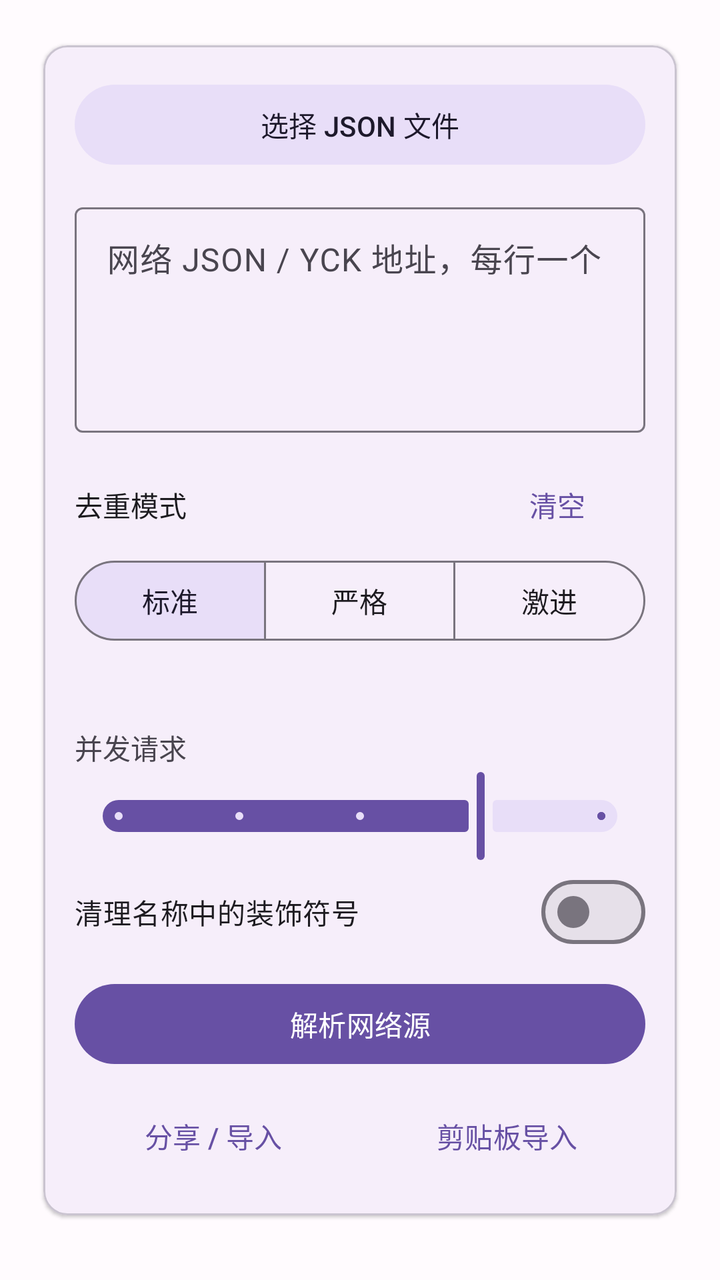
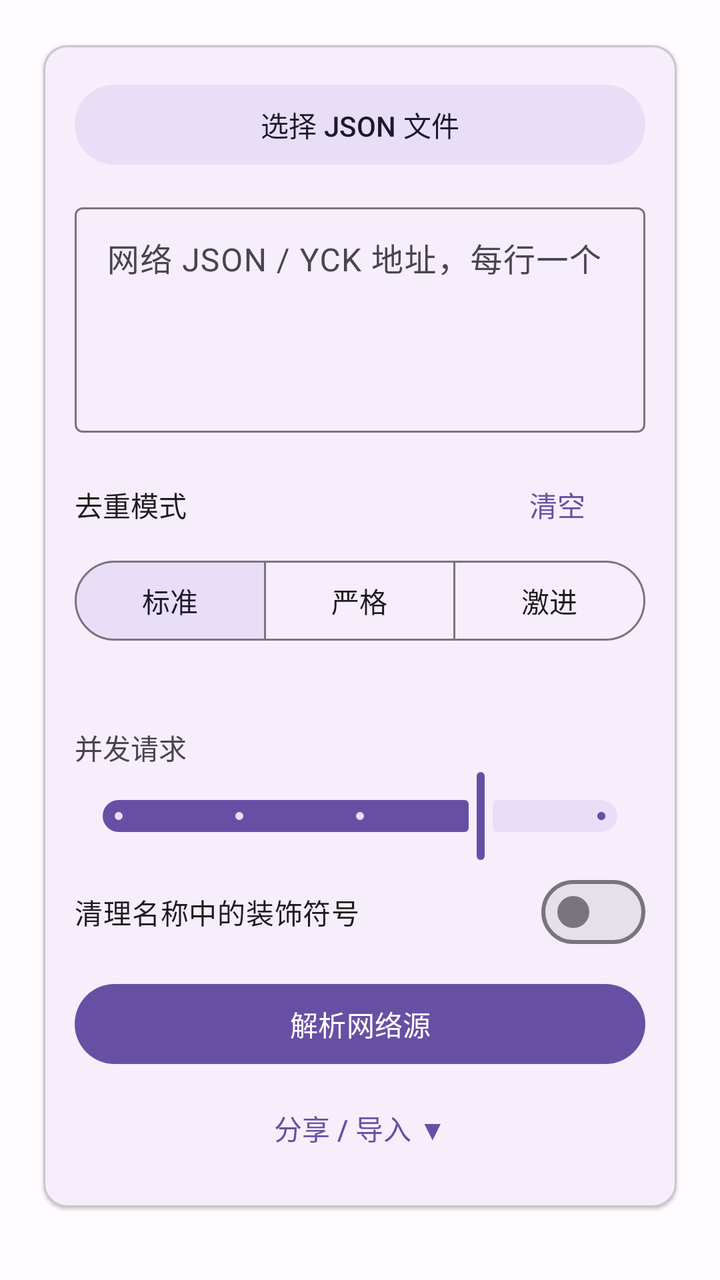

Before-and-after screenshots of an Android layout around one commit, followed by the original layout XML and the change that was made.
<!-- AndroidManifest.xml: application theme Theme.YueduDedupe -->
<!-- res/layout/page_dedupe.xml -->
<?xml version="1.0" encoding="utf-8"?>
<androidx.core.widget.NestedScrollView xmlns:android="http://schemas.android.com/apk/res/android"
    xmlns:app="http://schemas.android.com/apk/res-auto"
    android:layout_width="match_parent"
    android:layout_height="match_parent"
    android:fillViewport="true">

    <LinearLayout
        android:layout_width="match_parent"
        android:layout_height="wrap_content"
        android:orientation="vertical"
        android:padding="16dp">

        <com.google.android.material.card.MaterialCardView
            android:layout_width="match_parent"
            android:layout_height="wrap_content"
            app:cardElevation="1dp"
            app:cardUseCompatPadding="true">

            <LinearLayout
                android:layout_width="match_parent"
                android:layout_height="wrap_content"
                android:orientation="vertical"
                android:padding="16dp">

                <com.google.android.material.button.MaterialButton
                    android:id="@+id/btnChooseJson"
                    style="@style/Widget.Material3.Button.TonalButton"
                    android:layout_width="match_parent"
                    android:layout_height="wrap_content"
                    android:text="@string/choose_json" />

                <TextView
                    android:id="@+id/tvLocalStatus"
                    android:layout_width="match_parent"
                    android:layout_height="wrap_content"
                    android:layout_marginTop="8dp"
                    android:textColor="@color/md_theme_success"
                    android:visibility="gone" />

                <com.google.android.material.button.MaterialButton
                    android:id="@+id/btnUrlHistory"
                    style="@style/Widget.Material3.Button.TextButton"
                    android:layout_width="wrap_content"
                    android:layout_height="wrap_content"
                    android:layout_gravity="end"
                    android:layout_marginTop="4dp"
                    android:text="历史地址"
                    android:visibility="gone" />

                <com.google.android.material.textfield.TextInputLayout
                    android:layout_width="match_parent"
                    android:layout_height="wrap_content"
                    android:layout_marginTop="12dp"
                    android:hint="网络 JSON / YCK 地址，每行一个">

                    <com.google.android.material.textfield.TextInputEditText
                        android:id="@+id/etUrls"
                        android:layout_width="match_parent"
                        android:layout_height="wrap_content"
                        android:gravity="top"
                        android:minLines="4"
                        android:inputType="textMultiLine" />
                </com.google.android.material.textfield.TextInputLayout>

                <LinearLayout
                    android:layout_width="match_parent"
                    android:layout_height="wrap_content"
                    android:layout_marginTop="12dp"
                    android:gravity="center_vertical"
                    android:orientation="horizontal">

                    <TextView
                        android:layout_width="0dp"
                        android:layout_height="wrap_content"
                        android:layout_weight="1"
                        android:text="去重模式"
                        android:textColor="@color/md_theme_on_surface" />

                    <com.google.android.material.button.MaterialButton
                        android:id="@+id/btnClear"
                        style="@style/Widget.Material3.Button.TextButton"
                        android:layout_width="wrap_content"
                        android:layout_height="wrap_content"
                        android:text="@string/clear_all" />
                </LinearLayout>

                <com.google.android.material.button.MaterialButtonToggleGroup
                    android:id="@+id/modeGroup"
                    android:layout_width="match_parent"
                    android:layout_height="wrap_content"
                    app:checkedButton="@+id/modeStandard"
                    app:selectionRequired="true"
                    app:singleSelection="true">

                    <com.google.android.material.button.MaterialButton
                        android:id="@+id/modeStandard"
                        style="@style/Widget.Material3.Button.OutlinedButton"
                        android:layout_width="0dp"
                        android:layout_height="wrap_content"
                        android:layout_weight="1"
                        android:text="标准" />

                    <com.google.android.material.button.MaterialButton
                        android:id="@+id/modeStrict"
                        style="@style/Widget.Material3.Button.OutlinedButton"
                        android:layout_width="0dp"
                        android:layout_height="wrap_content"
                        android:layout_weight="1"
                        android:text="严格" />

                    <com.google.android.material.button.MaterialButton
                        android:id="@+id/modeAggressive"
                        style="@style/Widget.Material3.Button.OutlinedButton"
                        android:layout_width="0dp"
                        android:layout_height="wrap_content"
                        android:layout_weight="1"
                        android:text="激进" />
                </com.google.android.material.button.MaterialButtonToggleGroup>

                <TextView
                    android:id="@+id/tvModeDesc"
                    android:layout_width="match_parent"
                    android:layout_height="wrap_content"
                    android:layout_marginTop="8dp"
                    android:textColor="@color/md_theme_outline" />

                <TextView
                    android:layout_width="match_parent"
                    android:layout_height="wrap_content"
                    android:layout_marginTop="12dp"
                    android:text="并发请求" />

                <com.google.android.material.slider.Slider
                    android:id="@+id/sliderConcurrency"
                    android:layout_width="match_parent"
                    android:layout_height="wrap_content"
                    android:valueFrom="1"
                    android:valueTo="5"
                    android:stepSize="1"
                    android:value="4" />

                <com.google.android.material.materialswitch.MaterialSwitch
                    android:id="@+id/switchCleanNames"
                    android:layout_width="match_parent"
                    android:layout_height="wrap_content"
                    android:text="清理名称中的装饰符号" />

                <com.google.android.material.button.MaterialButton
                    android:id="@+id/btnParse"
                    android:layout_width="match_parent"
                    android:layout_height="wrap_content"
                    android:layout_marginTop="8dp"
                    android:text="@string/parse_network" />

                <LinearLayout
                    android:id="@+id/rowShareImport"
                    android:layout_width="match_parent"
                    android:layout_height="wrap_content"
                    android:layout_marginTop="8dp"
                    android:orientation="horizontal">

                    <com.google.android.material.button.MaterialButton
                        android:id="@+id/btnShare"
                        style="@style/Widget.Material3.Button.TextButton"
                        android:layout_width="0dp"
                        android:layout_height="wrap_content"
                        android:layout_weight="1"
                        android:layout_marginEnd="4dp"
                        android:text="分享 / 导入" />

                    <com.google.android.material.button.MaterialButton
                        android:id="@+id/btnPasteImport"
                        style="@style/Widget.Material3.Button.TextButton"
                        android:layout_width="0dp"
                        android:layout_height="wrap_content"
                        android:layout_weight="1"
                        android:layout_marginStart="4dp"
                        android:text="剪贴板导入" />
                </LinearLayout>
            </LinearLayout>
        </com.google.android.material.card.MaterialCardView>

        <com.google.android.material.card.MaterialCardView
            android:id="@+id/cardRunning"
            android:layout_width="match_parent"
            android:layout_height="wrap_content"
            android:visibility="gone"
            app:cardUseCompatPadding="true">

            <LinearLayout
                android:layout_width="match_parent"
                android:layout_height="wrap_content"
                android:orientation="vertical"
                android:padding="16dp">

                <TextView
                    android:id="@+id/tvProgress"
                    android:layout_width="match_parent"
                    android:layout_height="wrap_content"
                    android:text="等待开始" />

                <com.google.android.material.progressindicator.LinearProgressIndicator
                    android:id="@+id/progressBar"
                    android:layout_width="match_parent"
                    android:layout_height="wrap_content"
                    android:layout_marginTop="8dp"
                    android:indeterminate="false"
                    app:trackThickness="6dp" />

                <TextView
                    android:id="@+id/tvStatus"
                    android:layout_width="match_parent"
                    android:layout_height="wrap_content"
                    android:layout_marginTop="8dp"
                    android:textColor="@color/md_theme_outline" />

                <com.google.android.material.button.MaterialButton
                    android:id="@+id/btnStop"
                    style="@style/Widget.Material3.Button.OutlinedButton"
                    android:layout_width="match_parent"
                    android:layout_height="wrap_content"
                    android:layout_marginTop="8dp"
                    android:text="停止" />
            </LinearLayout>
        </com.google.android.material.card.MaterialCardView>

        <com.google.android.material.card.MaterialCardView
            android:id="@+id/cardResult"
            android:layout_width="match_parent"
            android:layout_height="wrap_content"
            android:visibility="gone"
            app:cardUseCompatPadding="true">

            <LinearLayout
                android:layout_width="match_parent"
                android:layout_height="wrap_content"
                android:orientation="vertical"
                android:padding="16dp">

                <TextView
                    android:id="@+id/tvStats"
                    android:layout_width="match_parent"
                    android:layout_height="wrap_content"
                    android:fontFamily="sans-serif-medium"
                    android:textColor="@color/ledger_ink"
                    android:textSize="16sp" />

                <LinearLayout
                    android:id="@+id/rowDedupeTiles"
                    android:layout_width="match_parent"
                    android:layout_height="wrap_content"
                    android:layout_marginTop="10dp"
                    android:orientation="horizontal">

                    <include
                        android:id="@+id/tileOriginal"
                        layout="@layout/item_stat_tile"
                        android:layout_width="0dp"
                        android:layout_height="wrap_content"
                        android:layout_margin="4dp"
                        android:layout_weight="1" />

                    <include
                        android:id="@+id/tileDup"
                        layout="@layout/item_stat_tile"
                        android:layout_width="0dp"
                        android:layout_height="wrap_content"
                        android:layout_margin="4dp"
                        android:layout_weight="1" />

                    <include
                        android:id="@+id/tileKept"
                        layout="@layout/item_stat_tile"
                        android:layout_width="0dp"
                        android:layout_height="wrap_content"
                        android:layout_margin="4dp"
                        android:layout_weight="1" />

                    <include
                        android:id="@+id/tileBad"
                        layout="@layout/item_stat_tile"
                        android:layout_width="0dp"
                        android:layout_height="wrap_content"
                        android:layout_margin="4dp"
                        android:layout_weight="1" />
                </LinearLayout>

                <TextView
                    android:id="@+id/tvCheckStats"
                    android:layout_width="match_parent"
                    android:layout_height="wrap_content"
                    android:layout_marginTop="12dp"
                    android:fontFamily="sans-serif-medium"
                    android:text="@string/check_result_title"
                    android:textColor="@color/ledger_ink"
                    android:textSize="13sp"
                    android:visibility="gone" />

                <com.google.android.material.textfield.TextInputLayout
                    android:id="@+id/tilCheckSearch"
                    style="@style/Widget.Material3.TextInputLayout.FilledBox"
                    android:layout_width="match_parent"
                    android:layout_height="wrap_content"
                    android:layout_marginTop="8dp"
                    android:hint="搜索名称或URL"
                    android:visibility="gone"
                    app:boxBackgroundMode="filled"
                    app:endIconMode="clear_text">

                    <com.google.android.material.textfield.TextInputEditText
                        android:id="@+id/etCheckSearch"
                        android:layout_width="match_parent"
                        android:layout_height="wrap_content"
                        android:importantForAutofill="no"
                        android:inputType="text"
                        android:maxLines="1" />
                </com.google.android.material.textfield.TextInputLayout>

                <LinearLayout
                    android:id="@+id/rowCheckTiles"
                    android:layout_width="match_parent"
                    android:layout_height="wrap_content"
                    android:layout_marginTop="4dp"
                    android:orientation="horizontal"
                    android:visibility="gone">

                    <include
                        android:id="@+id/tileOk"
                        layout="@layout/item_stat_tile"
                        android:layout_width="0dp"
                        android:layout_height="wrap_content"
                        android:layout_margin="4dp"
                        android:layout_weight="1" />

                    <include
                        android:id="@+id/tileFail"
                        layout="@layout/item_stat_tile"
                        android:layout_width="0dp"
                        android:layout_height="wrap_content"
                        android:layout_margin="4dp"
                        android:layout_weight="1" />

                    <include
                        android:id="@+id/tileTimeout"
                        layout="@layout/item_stat_tile"
                        android:layout_width="0dp"
                        android:layout_height="wrap_content"
                        android:layout_margin="4dp"
                        android:layout_weight="1" />
                </LinearLayout>

                <TextView
                    android:id="@+id/tvFailReasons"
                    android:layout_width="match_parent"
                    android:layout_height="wrap_content"
                    android:layout_marginTop="8dp"
                    android:textColor="@color/md_theme_error"
                    android:textSize="13sp"
                    android:visibility="gone" />

                <com.google.android.material.button.MaterialButton
                    android:id="@+id/btnCheckDetail"
                    style="@style/Widget.Material3.Button.TextButton"
                    android:layout_width="match_parent"
                    android:layout_height="wrap_content"
                    android:layout_marginTop="4dp"
                    android:text="校验明细"
                    android:visibility="gone" />

                <LinearLayout
                    android:id="@+id/boxKindExport"
                    android:layout_width="match_parent"
                    android:layout_height="wrap_content"
                    android:layout_marginTop="8dp"
                    android:orientation="vertical"
                    android:visibility="gone">

                    <TextView
                        android:layout_width="match_parent"
                        android:layout_height="wrap_content"
                        android:layout_marginTop="8dp"
                        android:fontFamily="sans-serif-medium"
                        android:text="@string/export_kinds"
                        android:textColor="@color/ledger_ink"
                        android:textSize="13sp" />

                    <include
                        android:id="@+id/rowKindNovel"
                        layout="@layout/item_kind_export" />

                    <include
                        android:id="@+id/rowKindComic"
                        layout="@layout/item_kind_export" />

                    <include
                        android:id="@+id/rowKindVideo"
                        layout="@layout/item_kind_export" />

                    <include
                        android:id="@+id/rowKindAudio"
                        layout="@layout/item_kind_export" />

                    <include
                        android:id="@+id/rowKindFile"
                        layout="@layout/item_kind_export" />

                    <TextView
                        android:id="@+id/tvExportPreview"
                        android:layout_width="match_parent"
                        android:layout_height="wrap_content"
                        android:layout_marginTop="10dp"
                        android:textColor="@color/ledger_muted"
                        android:textSize="13sp" />
                </LinearLayout>

                <com.google.android.material.button.MaterialButton
                    android:id="@+id/btnCheck"
                    style="@style/Widget.Material3.Button.TonalButton"
                    android:layout_width="match_parent"
                    android:layout_height="wrap_content"
                    android:layout_marginTop="12dp"
                    android:text="@string/check_source" />

                <com.google.android.material.materialswitch.MaterialSwitch
                    android:id="@+id/switchOnlyUsable"
                    android:layout_width="match_parent"
                    android:layout_height="wrap_content"
                    android:layout_marginTop="8dp"
                    android:text="@string/only_usable"
                    android:visibility="gone" />

                <com.google.android.material.button.MaterialButton
                    android:id="@+id/btnImport"
                    android:layout_width="match_parent"
                    android:layout_height="wrap_content"
                    android:layout_marginTop="8dp"
                    android:text="@string/import_reader" />

                <com.google.android.material.button.MaterialButton
                    android:id="@+id/btnSave"
                    style="@style/Widget.Material3.Button.OutlinedButton"
                    android:layout_width="match_parent"
                    android:layout_height="wrap_content"
                    android:layout_marginTop="8dp"
                    android:text="@string/save_json" />

                <com.google.android.material.button.MaterialButton
                    android:id="@+id/btnExport"
                    style="@style/Widget.Material3.Button.TonalButton"
                    android:layout_width="match_parent"
                    android:layout_height="wrap_content"
                    android:layout_marginTop="8dp"
                    android:text="导出 ▼"
                    android:visibility="gone" />
            </LinearLayout>
        </com.google.android.material.card.MaterialCardView>
    </LinearLayout>
</androidx.core.widget.NestedScrollView>
<!-- res/layout/item_stat_tile.xml (included above) -->
<?xml version="1.0" encoding="utf-8"?>
<com.google.android.material.card.MaterialCardView xmlns:android="http://schemas.android.com/apk/res/android"
    xmlns:app="http://schemas.android.com/apk/res-auto"
    android:layout_width="0dp"
    android:layout_height="wrap_content"
    android:layout_margin="4dp"
    android:layout_weight="1"
    app:cardBackgroundColor="@color/ledger_paper"
    app:cardCornerRadius="12dp"
    app:cardElevation="0dp"
    app:strokeColor="@color/ledger_rule"
    app:strokeWidth="1dp">

    <LinearLayout
        android:layout_width="match_parent"
        android:layout_height="wrap_content"
        android:gravity="center"
        android:orientation="vertical"
        android:paddingTop="10dp"
        android:paddingBottom="10dp">

        <TextView
            android:id="@+id/tvStatValue"
            android:layout_width="wrap_content"
            android:layout_height="wrap_content"
            android:fontFamily="sans-serif-medium"
            android:text="0"
            android:textColor="@color/ledger_ink"
            android:textSize="20sp" />

        <TextView
            android:id="@+id/tvStatLabel"
            android:layout_width="wrap_content"
            android:layout_height="wrap_content"
            android:layout_marginTop="2dp"
            android:textColor="@color/ledger_muted"
            android:textSize="11sp" />
    </LinearLayout>
</com.google.android.material.card.MaterialCardView>
<!-- res/layout/item_kind_export.xml (included above) -->
<?xml version="1.0" encoding="utf-8"?>
<com.google.android.material.card.MaterialCardView xmlns:android="http://schemas.android.com/apk/res/android"
    xmlns:app="http://schemas.android.com/apk/res-auto"
    android:layout_width="match_parent"
    android:layout_height="wrap_content"
    android:layout_marginTop="8dp"
    app:cardBackgroundColor="@color/ledger_paper"
    app:cardCornerRadius="14dp"
    app:cardElevation="0dp"
    app:strokeColor="@color/ledger_rule"
    app:strokeWidth="1dp">

    <LinearLayout
        android:layout_width="match_parent"
        android:layout_height="wrap_content"
        android:gravity="center_vertical"
        android:orientation="horizontal"
        android:paddingEnd="8dp">

        <View
            android:id="@+id/kindRail"
            android:layout_width="5dp"
            android:layout_height="match_parent"
            android:minHeight="64dp"
            android:background="@color/md_theme_primary" />

        <LinearLayout
            android:layout_width="0dp"
            android:layout_height="wrap_content"
            android:layout_weight="1"
            android:orientation="vertical"
            android:paddingStart="12dp"
            android:paddingTop="10dp"
            android:paddingEnd="8dp"
            android:paddingBottom="10dp">

            <TextView
                android:id="@+id/tvKindTitle"
                android:layout_width="match_parent"
                android:layout_height="wrap_content"
                android:fontFamily="sans-serif-medium"
                android:textColor="@color/ledger_ink"
                android:textSize="15sp" />

            <TextView
                android:id="@+id/tvKindDetail"
                android:layout_width="match_parent"
                android:layout_height="wrap_content"
                android:layout_marginTop="2dp"
                android:textColor="@color/ledger_muted"
                android:textSize="12sp" />

            <com.google.android.material.progressindicator.LinearProgressIndicator
                android:id="@+id/barKind"
                android:layout_width="match_parent"
                android:layout_height="wrap_content"
                android:layout_marginTop="8dp"
                android:max="100"
                android:progress="0"
                app:indicatorColor="@color/md_theme_primary"
                app:trackColor="@color/md_theme_surface_variant"
                app:trackThickness="5dp"
                app:trackCornerRadius="3dp" />
        </LinearLayout>

        <com.google.android.material.materialswitch.MaterialSwitch
            android:id="@+id/switchKind"
            android:layout_width="wrap_content"
            android:layout_height="wrap_content"
            android:checked="true"
            android:minWidth="48dp"
            android:minHeight="48dp" />
    </LinearLayout>
</com.google.android.material.card.MaterialCardView>
<!-- resources referenced by this layout -->
<resources>
  <color name="ledger_ink">#1C1B1F</color>
  <color name="ledger_muted">#79747E</color>
  <color name="ledger_paper">#EADDFF</color>
  <color name="ledger_rule">#E7E0EC</color>
  <color name="md_theme_error">#B3261E</color>
  <color name="md_theme_on_surface">#1C1B1F</color>
  <color name="md_theme_outline">#79747E</color>
  <color name="md_theme_primary">#6750A4</color>
  <color name="md_theme_success">#2E7D32</color>
  <color name="md_theme_surface_variant">#E7E0EC</color>
  <string name="check_result_title">校验结果</string>
  <string name="check_source">校验源是否可用</string>
  <string name="choose_json">选择 JSON 文件</string>
  <string name="clear_all">清空</string>
  <string name="export_kinds">导入 / 保存范围</string>
  <string name="import_reader">导入到阅读</string>
  <string name="only_usable">仅导出可用源</string>
  <string name="parse_network">解析网络源</string>
  <string name="save_json">保存 JSON</string>
  <style name="Theme.YueduDedupe" parent="Theme.Material3.DayNight.NoActionBar">
          <item name="colorPrimary">@color/md_theme_primary</item>
          <item name="colorOnPrimary">@color/md_theme_on_primary</item>
          <item name="colorPrimaryContainer">@color/md_theme_primary_container</item>
          <item name="colorSecondary">@color/md_theme_secondary</item>
          <item name="android:statusBarColor">@color/md_theme_surface</item>
          <item name="android:navigationBarColor">@color/md_theme_surface</item>
          <item name="android:windowLightStatusBar">true</item>
          <item name="android:windowBackground">@color/md_theme_background</item>
      </style>
  <color name="md_theme_on_primary">#FFFFFF</color>
  <color name="md_theme_primary_container">#EADDFF</color>
  <color name="md_theme_secondary">#625B71</color>
  <color name="md_theme_surface">#FFFBFE</color>
  <color name="md_theme_background">#FFFBFE</color>
</resources>

<!-- the commit's change to res/layout/page_dedupe.xml (unified diff, before → after) -->
@@ -153,31 +153,13 @@
                     android:layout_marginTop="8dp"
                     android:text="@string/parse_network" />
 
-                <LinearLayout
-                    android:id="@+id/rowShareImport"
-                    android:layout_width="match_parent"
-                    android:layout_height="wrap_content"
-                    android:layout_marginTop="8dp"
-                    android:orientation="horizontal">
-
-                    <com.google.android.material.button.MaterialButton
-                        android:id="@+id/btnShare"
-                        style="@style/Widget.Material3.Button.TextButton"
-                        android:layout_width="0dp"
-                        android:layout_height="wrap_content"
-                        android:layout_weight="1"
-                        android:layout_marginEnd="4dp"
-                        android:text="分享 / 导入" />
-
-                    <com.google.android.material.button.MaterialButton
-                        android:id="@+id/btnPasteImport"
-                        style="@style/Widget.Material3.Button.TextButton"
-                        android:layout_width="0dp"
-                        android:layout_height="wrap_content"
-                        android:layout_weight="1"
-                        android:layout_marginStart="4dp"
-                        android:text="剪贴板导入" />
-                </LinearLayout>
+                <com.google.android.material.button.MaterialButton
+                    android:id="@+id/btnShare"
+                    style="@style/Widget.Material3.Button.TextButton"
+                    android:layout_width="match_parent"
+                    android:layout_height="wrap_content"
+                    android:layout_marginTop="4dp"
+                    android:text="分享 / 导入 ▼" />
             </LinearLayout>
         </com.google.android.material.card.MaterialCardView>
 
@@ -430,20 +412,29 @@
                     android:text="@string/only_usable"
                     android:visibility="gone" />
 
-                <com.google.android.material.button.MaterialButton
-                    android:id="@+id/btnImport"
-                    android:layout_width="match_parent"
-                    android:layout_height="wrap_content"
-                    android:layout_marginTop="8dp"
-                    android:text="@string/import_reader" />
-
-                <com.google.android.material.button.MaterialButton
-                    android:id="@+id/btnSave"
-                    style="@style/Widget.Material3.Button.OutlinedButton"
-                    android:layout_width="match_parent"
-                    android:layout_height="wrap_content"
-                    android:layout_marginTop="8dp"
-                    android:text="@string/save_json" />
+                <LinearLayout
+                    android:layout_width="match_parent"
+                    android:layout_height="wrap_content"
+                    android:layout_marginTop="8dp"
+                    android:orientation="horizontal">
+
+                    <com.google.android.material.button.MaterialButton
+                        android:id="@+id/btnImport"
+                        android:layout_width="0dp"
+                        android:layout_height="wrap_content"
+                        android:layout_weight="1"
+                        android:layout_marginEnd="4dp"
+                        android:text="@string/import_reader" />
+
+                    <com.google.android.material.button.MaterialButton
+                        android:id="@+id/btnSave"
+                        style="@style/Widget.Material3.Button.OutlinedButton"
+                        android:layout_width="0dp"
+                        android:layout_height="wrap_content"
+                        android:layout_weight="1"
+                        android:layout_marginStart="4dp"
+                        android:text="@string/save_json" />
+                </LinearLayout>
 
                 <com.google.android.material.button.MaterialButton
                     android:id="@+id/btnExport"
